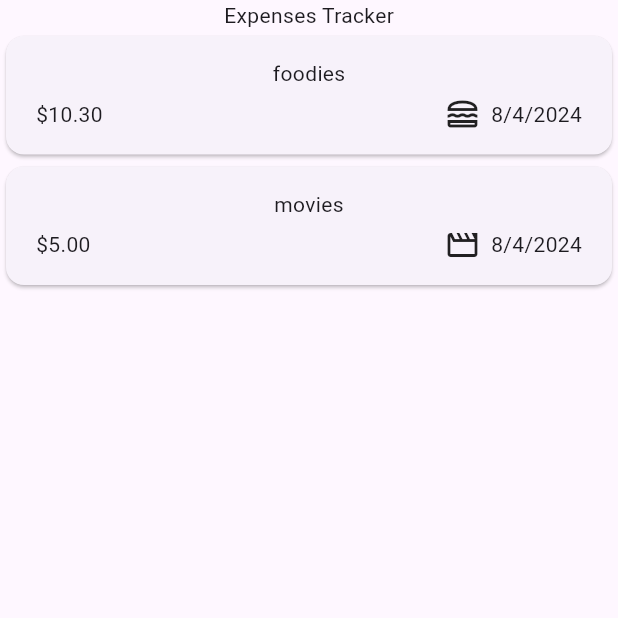
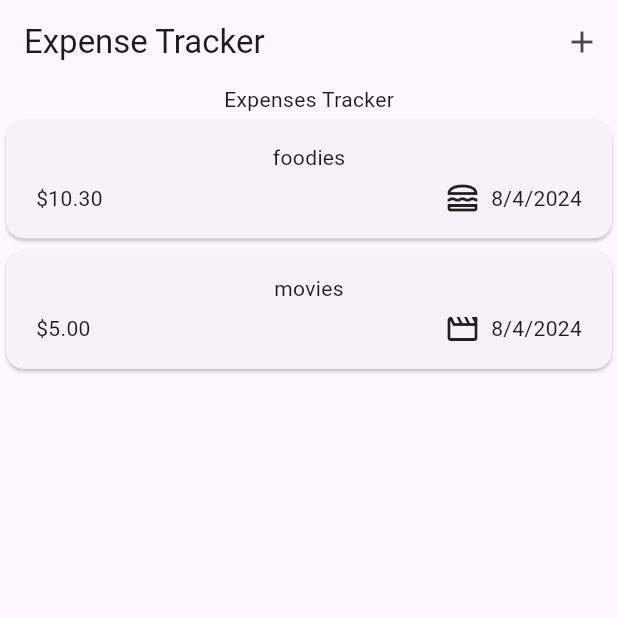
Before and after one commit to AaronPeterOcen/expense_tracker, a Flutter app: the screen it shows after launch, on a phone screen of 412 x 824 dp, the top half of it. Run offline on Flutter 3.47's test engine with Material 3 defaults, Android fonts, the phone set to English and light mode, and no system bars.

Commit message:
setting appbar with title and icons

```diff
--- a/lib/widgets/expenses.dart
+++ b/lib/widgets/expenses.dart
@@ -30,6 +30,15 @@ class _ExpensesState extends State<Expenses> {
   @override
   Widget build(context) {
     return Scaffold(
+      appBar: AppBar(
+        title: const Text('Expense Tracker'),
+        actions: [
+          IconButton(
+            onPressed: () {},
+            icon: const Icon(Icons.add),
+          ),
+        ],
+      ),
       body: Column(
         children: [
           const Text('Expenses Tracker'),
--- a/lib/widgets/expenses_list/expenses_item.dart
+++ b/lib/widgets/expenses_list/expenses_item.dart
@@ -1,5 +1,5 @@
 import 'package:expense_tracker/models/expense.dart';
-import 'package:expense_tracker/widgets/expenses.dart';
+// import 'package:expense_tracker/widgets/expenses.dart';
 import 'package:flutter/material.dart';
 
 class ExpensesItem extends StatelessWidget {
```
